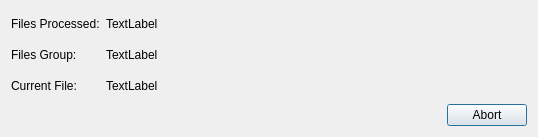
First picture: the form in u7/Forms/DialogProjectDiffProgress.ui, repository whiteman-kr/u7set, before the edit.
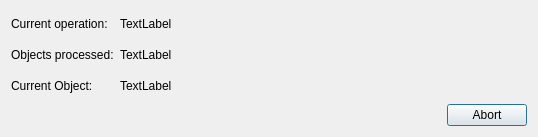
Second picture: the form after the edit.

Commit message: RPCT-2883, u7: ProjectDiffGenerator - pages counting, processing optimizing

What changed in the file:
```diff
--- a/u7/Forms/DialogProjectDiffProgress.ui
+++ b/u7/Forms/DialogProjectDiffProgress.ui
@@ -15,6 +15,26 @@
   </property>
   <layout class="QGridLayout" name="gridLayout">
    <item row="0" column="0">
+    <widget class="QLabel" name="label_5">
+     <property name="sizePolicy">
+      <sizepolicy hsizetype="Fixed" vsizetype="Preferred">
+       <horstretch>0</horstretch>
+       <verstretch>0</verstretch>
+      </sizepolicy>
+     </property>
+     <property name="text">
+      <string>Current operation:</string>
+     </property>
+    </widget>
+   </item>
+   <item row="0" column="1">
+    <widget class="QLabel" name="labelCurrentGroup">
+     <property name="text">
+      <string>TextLabel</string>
+     </property>
+    </widget>
+   </item>
+   <item row="1" column="0">
     <widget class="QLabel" name="label">
      <property name="sizePolicy">
       <sizepolicy hsizetype="Fixed" vsizetype="Preferred">
@@ -23,17 +43,37 @@
       </sizepolicy>
      </property>
      <property name="text">
-      <string>Files Processed:</string>
+      <string>Objects processed:</string>
      </property>
     </widget>
    </item>
-   <item row="0" column="1" colspan="2">
+   <item row="1" column="1">
     <widget class="QLabel" name="labelFilesCount">
      <property name="text">
       <string>TextLabel</string>
      </property>
     </widget>
    </item>
+   <item row="2" column="0">
+    <widget class="QLabel" name="label_4">
+     <property name="sizePolicy">
+      <sizepolicy hsizetype="Fixed" vsizetype="Preferred">
+       <horstretch>0</horstretch>
+       <verstretch>0</verstretch>
+      </sizepolicy>
+     </property>
+     <property name="text">
+      <string>Current Object:</string>
+     </property>
+    </widget>
+   </item>
+   <item row="2" column="1">
+    <widget class="QLabel" name="labelCurrentFile">
+     <property name="text">
+      <string>TextLabel</string>
+     </property>
+    </widget>
+   </item>
    <item row="3" column="0" colspan="2">
     <spacer name="horizontalSpacer">
      <property name="orientation">
@@ -47,13 +87,6 @@
      </property>
     </spacer>
    </item>
-   <item row="2" column="1" colspan="2">
-    <widget class="QLabel" name="labelCurrentFile">
-     <property name="text">
-      <string>TextLabel</string>
-     </property>
-    </widget>
-   </item>
    <item row="3" column="2">
     <widget class="QPushButton" name="cancelButton">
      <property name="sizePolicy">
@@ -67,39 +100,6 @@
      </property>
     </widget>
    </item>
-   <item row="1" column="0">
-    <widget class="QLabel" name="label_5">
-     <property name="sizePolicy">
-      <sizepolicy hsizetype="Fixed" vsizetype="Preferred">
-       <horstretch>0</horstretch>
-       <verstretch>0</verstretch>
-      </sizepolicy>
-     </property>
-     <property name="text">
-      <string>Files Group:</string>
-     </property>
-    </widget>
-   </item>
-   <item row="1" column="1" colspan="2">
-    <widget class="QLabel" name="labelCurrentGroup">
-     <property name="text">
-      <string>TextLabel</string>
-     </property>
-    </widget>
-   </item>
-   <item row="2" column="0">
-    <widget class="QLabel" name="label_4">
-     <property name="sizePolicy">
-      <sizepolicy hsizetype="Fixed" vsizetype="Preferred">
-       <horstretch>0</horstretch>
-       <verstretch>0</verstretch>
-      </sizepolicy>
-     </property>
-     <property name="text">
-      <string>Current File:</string>
-     </property>
-    </widget>
-   </item>
   </layout>
  </widget>
  <resources/>
```
The commit also changes 3 other files.
